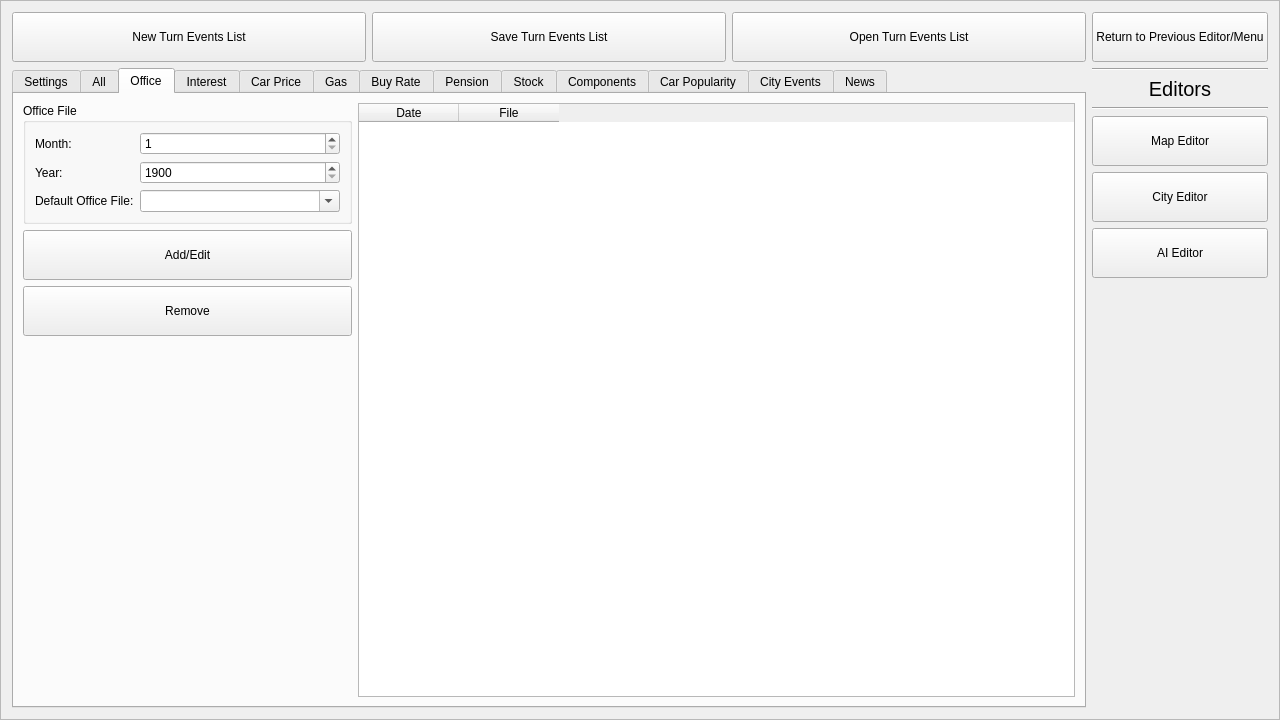
Above: TurnEventsEditor.ui from gearcity/GearCity_ModTools before the change. Below: the same form after it.
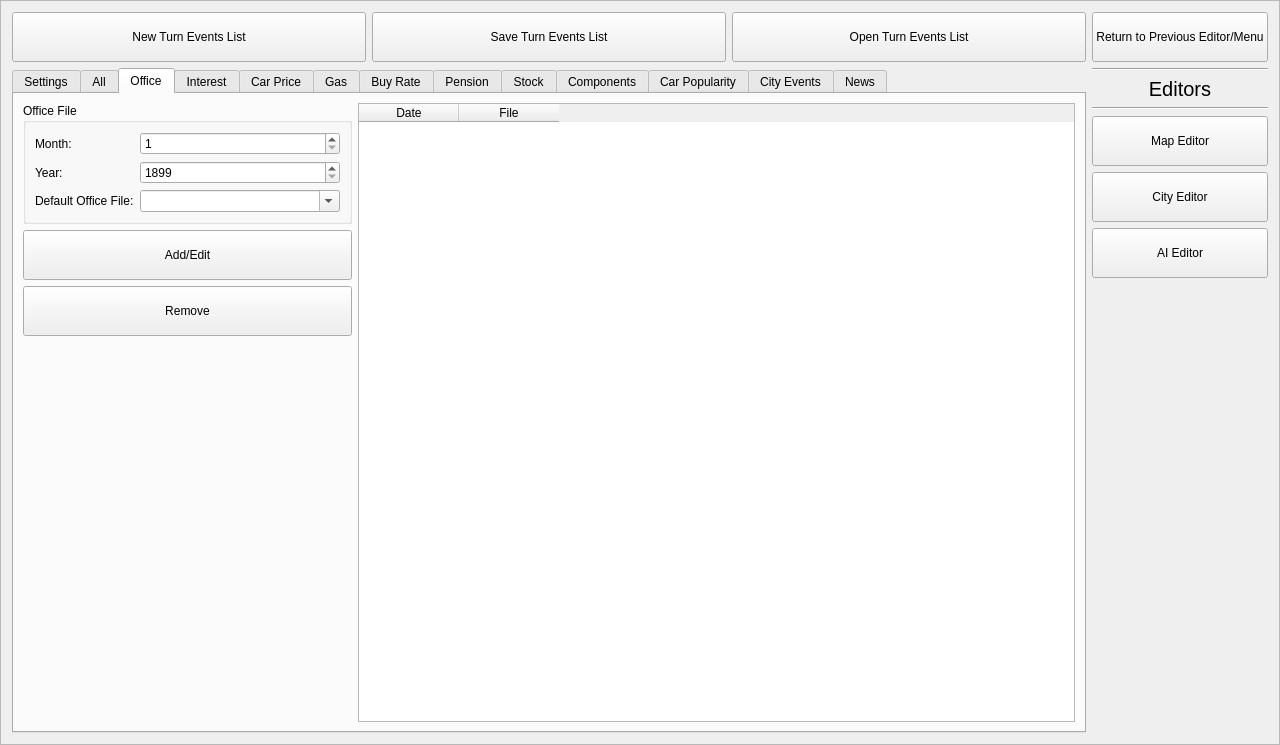
That is the form after the change. The open tabs and pages were chosen to show the change. Icons and pictures are not drawn.

Patch:
```diff
--- a/TurnEventsEditor.ui
+++ b/TurnEventsEditor.ui
@@ -7,7 +7,7 @@
     <x>0</x>
     <y>0</y>
     <width>1280</width>
-    <height>720</height>
+    <height>745</height>
    </rect>
   </property>
   <property name="windowTitle">
@@ -555,7 +555,7 @@
             <item row="1" column="1">
              <widget class="QSpinBox" name="Spin_Office_Year">
               <property name="minimum">
-               <number>1900</number>
+               <number>1899</number>
               </property>
               <property name="maximum">
                <number>2020</number>
```
Left out of the diff: 2 changed lines with no effect on the pictures.
